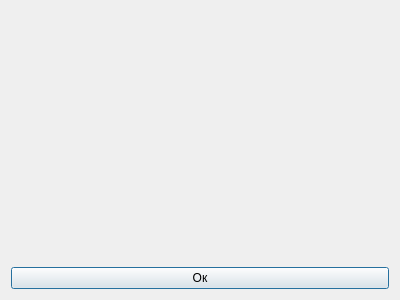
The window that dialog.ui (AlekseyBatuev/airline_courseword) describes before a commit, drawn with Qt 5.
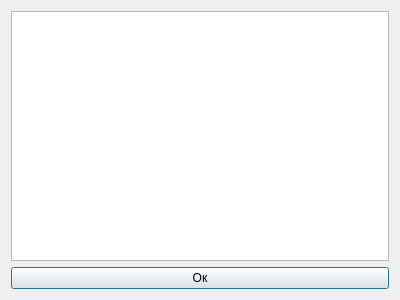
The same window after the commit.

Diff of the .ui file:
```diff
--- a/dialog.ui
+++ b/dialog.ui
@@ -14,21 +14,6 @@
    <string>Результат</string>
   </property>
   <layout class="QGridLayout" name="gridLayout">
-   <item row="0" column="0">
-    <widget class="QLabel" name="labelResult">
-     <property name="font">
-      <font>
-       <pointsize>9</pointsize>
-      </font>
-     </property>
-     <property name="text">
-      <string/>
-     </property>
-     <property name="alignment">
-      <set>Qt::AlignCenter</set>
-     </property>
-    </widget>
-   </item>
    <item row="1" column="0">
     <widget class="QPushButton" name="okButton">
      <property name="text">
@@ -36,6 +21,9 @@
      </property>
     </widget>
    </item>
+   <item row="0" column="0">
+    <widget class="QTableView" name="tableView"/>
+   </item>
   </layout>
  </widget>
  <resources/>
```
